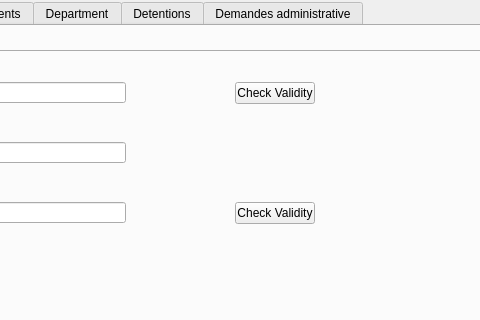
This is mainwindow.ui in Crystal-Blu/police-station-2A25 as Qt 5 draws it before an edit; both pictures show x 509 to 989 and y 0 to 320 of the 1089 by 647 pixel window. The edited form follows.
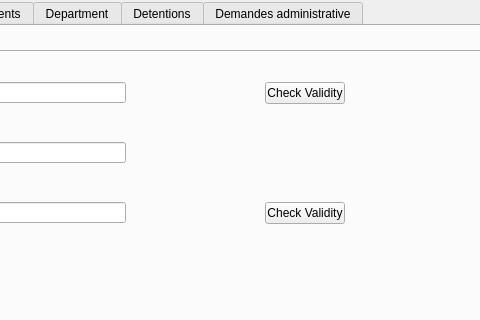
This is the edited form. The open tabs and pages were chosen to show the change.

The edit to the form file:
```diff
--- a/mainwindow.ui
+++ b/mainwindow.ui
@@ -705,10 +705,10 @@
        <widget class="QLabel" name="label_13">
         <property name="geometry">
          <rect>
-          <x>660</x>
+          <x>640</x>
           <y>30</y>
-          <width>71</width>
-          <height>16</height>
+          <width>121</width>
+          <height>21</height>
          </rect>
         </property>
         <property name="text">
@@ -718,7 +718,7 @@
        <widget class="QPushButton" name="pushButton_21">
         <property name="geometry">
          <rect>
-          <x>740</x>
+          <x>770</x>
           <y>30</y>
           <width>80</width>
           <height>22</height>
@@ -731,10 +731,10 @@
        <widget class="QLabel" name="label_14">
         <property name="geometry">
          <rect>
-          <x>660</x>
+          <x>640</x>
           <y>150</y>
-          <width>71</width>
-          <height>16</height>
+          <width>131</width>
+          <height>21</height>
          </rect>
         </property>
         <property name="text">
@@ -744,7 +744,7 @@
        <widget class="QPushButton" name="pushButton_22">
         <property name="geometry">
          <rect>
-          <x>740</x>
+          <x>770</x>
           <y>150</y>
           <width>80</width>
           <height>22</height>
```
